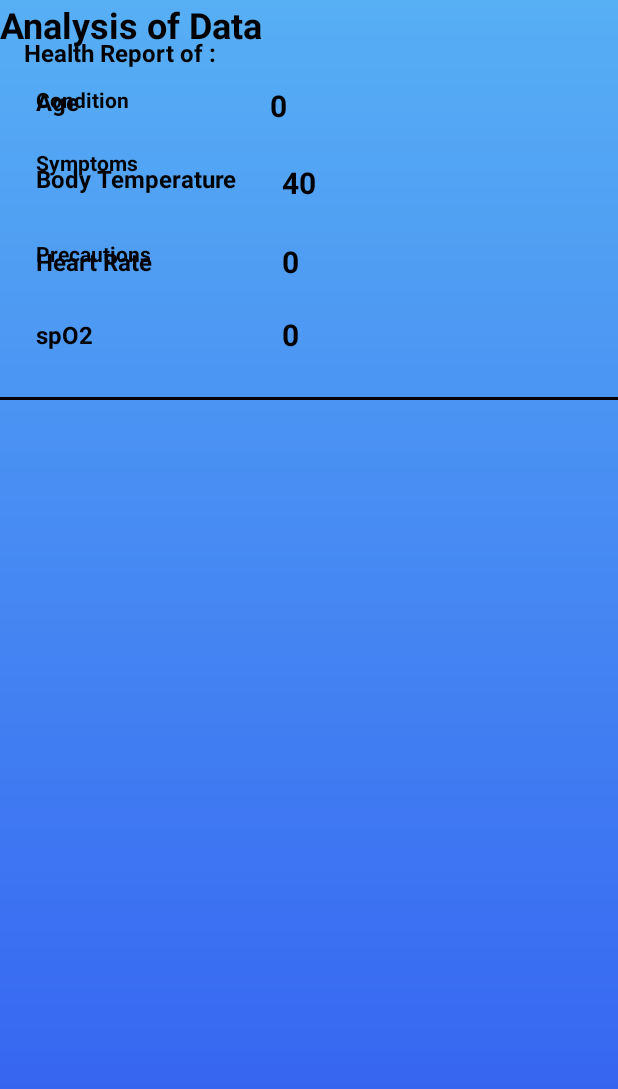
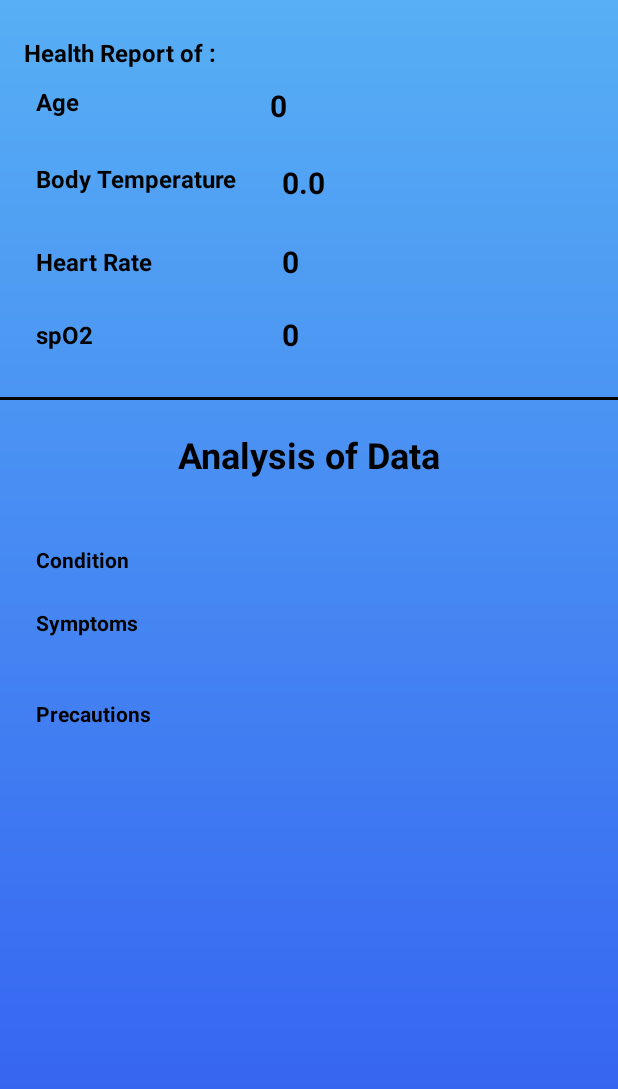
Before and after one commit to shankhadipbera/HealthTracker, an Android app: the AnalysisActivity screen opened directly, with no data from a screen before it, on a phone screen of 412 x 824 dp. Shown: the top 1089 px of the screen. Run offline under Robolectric (Android 15) with nearby library versions, the phone set to English and light mode, and no system bars.

Commit message:
update accuracy

```diff
--- a/app/src/main/java/com/shankha/healthtracker/AnalysisActivity.kt
+++ b/app/src/main/java/com/shankha/healthtracker/AnalysisActivity.kt
@@ -18,17 +18,21 @@ class AnalysisActivity : AppCompatActivity() {
         setContentView(binding.root)
 
         val intent = intent
-       // val temp:Float = intent.getFloatExtra("temp", 0.0F)
+        val temp:Float = intent.getFloatExtra("temp", 0.0F)
         val heartRate:Int = intent.getIntExtra("heartR",0)
         val spO2:Int=intent.getIntExtra("spO2",0)
         val age:Int =intent.getIntExtra("Age",0)
         binding.textViewName.text = intent.getStringExtra("Name")
-      //  binding.textViewtemp.text=temp.toString()
+        binding.textViewtemp.text=temp.toString()
         binding.textViewAge.text= age.toString()
         binding.textViewHeartR.text=heartRate.toString()
         binding.textViewO2.text=spO2.toString()
 
+        if(temp in 36.00..37.5 && spO2 in 90..100 && heartRate in 60..100){
+            binding.textViewCondition.setText("Normal Condition Everything is ok")
+            binding.textViewSympt.setText("Normal , No abnormal Symptoms😊")   // windoews + .
+            binding.textViewPrecau.setText("Dont worry you are completly fine☺️👍")
+        }
+    }
 
-
-    }
 }
--- a/app/src/main/java/com/shankha/healthtracker/MainActivity.java
+++ b/app/src/main/java/com/shankha/healthtracker/MainActivity.java
@@ -81,7 +81,7 @@ public class MainActivity extends AppCompatActivity {
             @Override
             public void onClick(View v) {
 
-                    if (heartRate >= 30 && heartRate <=250 && spo2<=101 && spo2 >=50 && temperature<43.00 && temperature>25.00) {
+                    if (heartRate >= 30 && heartRate <=250 && spo2<101 && spo2 >=50 && temperature<43.00 && temperature>25.00) {
 
                         Intent intent2 = new Intent(MainActivity.this, AnalysisActivity.class);
                         intent2.putExtra("Name",name);
@@ -212,6 +212,10 @@ public class MainActivity extends AppCompatActivity {
             heartRate = Integer.parseInt(parts[0]);
             spo2 = Integer.parseInt(parts[1]);
             temperature = Float.parseFloat(parts[2]);
+            temperature= temperature+5;
+
+
+
 
 
             if(heartRate==-1 || spo2==-1 || temperature ==-1 ){
--- a/app/src/main/res/layout/activity_analysis.xml
+++ b/app/src/main/res/layout/activity_analysis.xml
@@ -150,6 +150,7 @@
     <LinearLayout
         android:layout_width="match_parent"
         android:layout_height="0dp"
+        android:layout_marginTop="20dp"
         app:layout_constraintBottom_toBottomOf="parent"
         app:layout_constraintEnd_toEndOf="parent"
         app:layout_constraintStart_toStartOf="parent"
@@ -250,12 +251,14 @@
         android:id="@+id/textView13"
         android:layout_width="wrap_content"
         android:layout_height="wrap_content"
+        android:layout_marginTop="20dp"
         android:text="Analysis of Data"
         android:textColor="@color/black"
         android:textSize="24sp"
         android:textStyle="bold"
-        tools:layout_editor_absoluteX="117dp"
-        tools:layout_editor_absoluteY="294dp" />
+        app:layout_constraintEnd_toEndOf="parent"
+        app:layout_constraintStart_toStartOf="parent"
+        app:layout_constraintTop_toBottomOf="@+id/view" />
 
 
 </androidx.constraintlayout.widget.ConstraintLayout>
```
